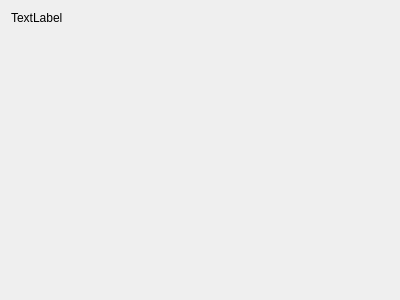
Above: gui/install/pages/finishpage.ui from tthmoon/CustomInstaller before the change. Below: the same form after it.
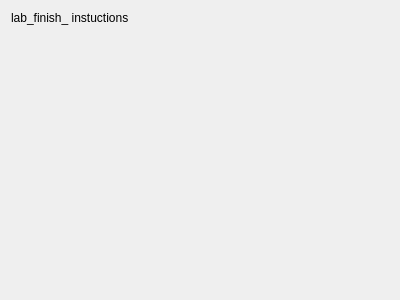
That is the form after the change.

What changed in the file:
```diff
--- a/gui/install/pages/finishpage.ui
+++ b/gui/install/pages/finishpage.ui
@@ -17,7 +17,10 @@
    <item row="0" column="1">
     <widget class="QLabel" name="label">
      <property name="text">
-      <string>TextLabel</string>
+      <string>lab_finish_ instuctions</string>
+     </property>
+     <property name="wordWrap">
+      <bool>true</bool>
      </property>
     </widget>
    </item>
```
Left out of the diff: 2 changed lines with no effect on the pictures.
